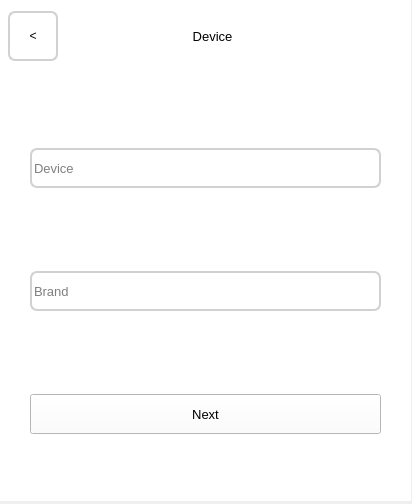
Old version of the form layouts/add_device1.ui in the repository fedulovs/InventoryUI.
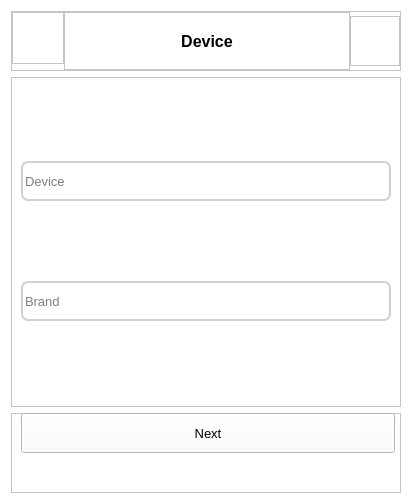
New version of the form.

Commit message: Change device inputs to correspond with new data source

What changed in the file:
```diff
--- a/layouts/add_device1.ui
+++ b/layouts/add_device1.ui
@@ -13,46 +13,94 @@
         <property name="windowTitle">
             <string>Dialog</string>
         </property>
-        <widget class="QWidget" name="widget" native="true">
-            <property name="geometry">
-                <rect>
-                    <x>0</x>
-                    <y>0</y>
-                    <width>411</width>
-                    <height>501</height>
-                </rect>
-            </property>
             <property name="styleSheet">
-                <string notr="true">background-color: #FFFFFF;</string>
-            </property>
-            <widget class="QWidget" name="horizontalLayoutWidget">
-                <property name="geometry">
-                    <rect>
-                        <x>0</x>
-                        <y>1</y>
-                        <width>411</width>
-                        <height>71</height>
-                    </rect>
-                </property>
-                <layout class="QHBoxLayout" name="horizontalLayout_5">
-                    <property name="sizeConstraint">
-                        <enum>QLayout::SetNoConstraint</enum>
-                    </property>
-                    <property name="leftMargin">
-                        <number>8</number>
-                    </property>
+            <string notr="true">background-color: white</string>
+        </property>
+        <layout class="QVBoxLayout" name="verticalLayout">
                     <item>
+                <widget class="QFrame" name="frame">
+                    <property name="sizePolicy">
+                        <sizepolicy hsizetype="Preferred" vsizetype="Minimum">
+                            <horstretch>0</horstretch>
+                            <verstretch>0</verstretch>
+                        </sizepolicy>
+                    </property>
+                    <property name="minimumSize">
+                        <size>
+                            <width>0</width>
+                            <height>60</height>
+                        </size>
+                    </property>
+                    <property name="frameShape">
+                        <enum>QFrame::StyledPanel</enum>
+                    </property>
+                    <property name="frameShadow">
+                        <enum>QFrame::Raised</enum>
+                    </property>
+                    <layout class="QHBoxLayout" name="horizontalLayout">
+                        <property name="spacing">
+                            <number>0</number>
+                        </property>
+                        <property name="leftMargin">
+                            <number>0</number>
+                        </property>
+                        <property name="topMargin">
+                            <number>0</number>
+                        </property>
+                        <property name="rightMargin">
+                            <number>0</number>
+                        </property>
+                        <property name="bottomMargin">
+                            <number>0</number>
+                        </property>
+                        <item alignment="Qt::AlignLeft|Qt::AlignTop">
+                            <widget class="QFrame" name="frame_3">
+                                <property name="sizePolicy">
+                                    <sizepolicy hsizetype="Minimum" vsizetype="Preferred">
+                                        <horstretch>0</horstretch>
+                                        <verstretch>0</verstretch>
+                                    </sizepolicy>
+                                </property>
+                                <property name="minimumSize">
+                                    <size>
+                                        <width>50</width>
+                                        <height>0</height>
+                                    </size>
+                                </property>
+                                <property name="frameShape">
+                                    <enum>QFrame::StyledPanel</enum>
+                                </property>
+                                <property name="frameShadow">
+                                    <enum>QFrame::Raised</enum>
+                                </property>
+                                <layout class="QHBoxLayout" name="horizontalLayout_2">
+                                    <property name="spacing">
+                                        <number>0</number>
+                                    </property>
+                                    <property name="leftMargin">
+                                        <number>0</number>
+                                    </property>
+                                    <property name="topMargin">
+                                        <number>0</number>
+                                    </property>
+                                    <property name="rightMargin">
+                                        <number>0</number>
+                                    </property>
+                                    <property name="bottomMargin">
+                                        <number>0</number>
+                                    </property>
+                                    <item alignment="Qt::AlignLeft|Qt::AlignTop">
                         <widget class="QPushButton" name="backButton">
                             <property name="sizePolicy">
-                                <sizepolicy hsizetype="Minimum" vsizetype="Fixed">
+                                                <sizepolicy hsizetype="Minimum" vsizetype="Minimum">
                                     <horstretch>0</horstretch>
                                     <verstretch>0</verstretch>
                                 </sizepolicy>
                             </property>
                             <property name="minimumSize">
                                 <size>
-                                    <width>0</width>
-                                    <height>40</height>
+                                                    <width>50</width>
+                                                    <height>50</height>
                                 </size>
                             </property>
                             <property name="maximumSize">
@@ -62,30 +110,65 @@
                                 </size>
                             </property>
                             <property name="styleSheet">
-                                <string notr="true">border-radius : 7; border: 2px solid #D1D1D1</string>
+                                                <string notr="true">color: white; border: none</string>
                             </property>
                             <property name="text">
-                                <string>&lt;</string>
+                                                <string/>
                             </property>
                         </widget>
                     </item>
+                                </layout>
+                            </widget>
+                        </item>
                     <item>
-                        <widget class="QLabel" name="title">
+                            <widget class="QFrame" name="frame_4">
                             <property name="sizePolicy">
-                                <sizepolicy hsizetype="Minimum" vsizetype="Fixed">
+                                    <sizepolicy hsizetype="Expanding" vsizetype="Preferred">
+                                        <horstretch>0</horstretch>
+                                        <verstretch>0</verstretch>
+                                    </sizepolicy>
+                                </property>
+                                <property name="frameShape">
+                                    <enum>QFrame::StyledPanel</enum>
+                                </property>
+                                <property name="frameShadow">
+                                    <enum>QFrame::Raised</enum>
+                                </property>
+                                <layout class="QHBoxLayout" name="horizontalLayout_3">
+                                    <property name="spacing">
+                                        <number>0</number>
+                                    </property>
+                                    <property name="leftMargin">
+                                        <number>0</number>
+                                    </property>
+                                    <property name="topMargin">
+                                        <number>0</number>
+                                    </property>
+                                    <property name="rightMargin">
+                                        <number>0</number>
+                                    </property>
+                                    <property name="bottomMargin">
+                                        <number>0</number>
+                                    </property>
+                                    <item>
+                                        <widget class="QLabel" name="title_2">
+                                            <property name="sizePolicy">
+                                                <sizepolicy hsizetype="Minimum" vsizetype="Minimum">
                                     <horstretch>0</horstretch>
                                     <verstretch>0</verstretch>
                                 </sizepolicy>
                             </property>
                             <property name="minimumSize">
                                 <size>
-                                    <width>0</width>
-                                    <height>40</height>
+                                                    <width>100</width>
+                                                    <height>30</height>
                                 </size>
                             </property>
                             <property name="font">
                                 <font>
-                                    <pointsize>10</pointsize>
+                                                    <pointsize>12</pointsize>
+                                                    <weight>75</weight>
+                                                    <bold>true</bold>
                                 </font>
                             </property>
                             <property name="text">
@@ -96,45 +179,57 @@
                             </property>
                         </widget>
                     </item>
+                                </layout>
+                            </widget>
+                        </item>
                     <item>
-                        <spacer name="horizontalSpacer">
-                            <property name="orientation">
-                                <enum>Qt::Horizontal</enum>
-                            </property>
-                            <property name="sizeType">
-                                <enum>QSizePolicy::Fixed</enum>
-                            </property>
-                            <property name="sizeHint" stdset="0">
+                            <widget class="QFrame" name="frame_5">
+                                <property name="sizePolicy">
+                                    <sizepolicy hsizetype="Minimum" vsizetype="Minimum">
+                                        <horstretch>0</horstretch>
+                                        <verstretch>0</verstretch>
+                                    </sizepolicy>
+                                </property>
+                                <property name="minimumSize">
+                                    <size>
+                                        <width>50</width>
+                                        <height>50</height>
+                                    </size>
+                                </property>
+                                <property name="maximumSize">
                                 <size>
                                     <width>50</width>
-                                    <height>20</height>
-                                </size>
-                            </property>
-                        </spacer>
+                                        <height>50</height>
+                                    </size>
+                                </property>
+                                <property name="frameShape">
+                                    <enum>QFrame::StyledPanel</enum>
+                                </property>
+                                <property name="frameShadow">
+                                    <enum>QFrame::Raised</enum>
+                                </property>
+                            </widget>
                     </item>
                 </layout>
             </widget>
-            <widget class="QWidget" name="verticalLayoutWidget_2">
-                <property name="geometry">
-                    <rect>
-                        <x>0</x>
-                        <y>71</y>
-                        <width>411</width>
-                        <height>441</height>
-                    </rect>
-                </property>
-                <layout class="QVBoxLayout" name="verticalLayout_10">
-                    <property name="leftMargin">
-                        <number>30</number>
+            </item>
+            <item>
+                <widget class="QFrame" name="frame_2">
+                    <property name="sizePolicy">
+                        <sizepolicy hsizetype="Preferred" vsizetype="Expanding">
+                            <horstretch>0</horstretch>
+                            <verstretch>0</verstretch>
+                        </sizepolicy>
+                    </property>
+                    <property name="frameShape">
+                        <enum>QFrame::StyledPanel</enum>
                     </property>
-                    <property name="topMargin">
-                        <number>0</number>
+                    <property name="frameShadow">
+                        <enum>QFrame::Raised</enum>
                     </property>
-                    <property name="rightMargin">
-                        <number>30</number>
-                    </property>
+                    <layout class="QVBoxLayout" name="verticalLayout_2">
                     <item>
-                        <widget class="QLineEdit" name="deviceInput">
+                            <widget class="QLineEdit" name="device_input">
                             <property name="minimumSize">
                                 <size>
                                     <width>0</width>
@@ -155,7 +250,7 @@
                         </widget>
                     </item>
                     <item>
-                        <widget class="QLineEdit" name="brandInput">
+                            <widget class="QLineEdit" name="brand_input">
                             <property name="minimumSize">
                                 <size>
                                     <width>0</width>
@@ -175,8 +270,38 @@
                             </property>
                         </widget>
                     </item>
+                    </layout>
+                </widget>
+            </item>
                     <item>
+                <widget class="QFrame" name="frame_6">
+                    <property name="sizePolicy">
+                        <sizepolicy hsizetype="Preferred" vsizetype="Minimum">
+                            <horstretch>0</horstretch>
+                            <verstretch>0</verstretch>
+                        </sizepolicy>
+                    </property>
+                    <property name="minimumSize">
+                        <size>
+                            <width>0</width>
+                            <height>80</height>
+                        </size>
+                    </property>
+                    <property name="frameShape">
+                        <enum>QFrame::StyledPanel</enum>
+                    </property>
+                    <property name="frameShadow">
+                        <enum>QFrame::Raised</enum>
+                    </property>
                         <widget class="QPushButton" name="nextButton">
+                        <property name="geometry">
+                            <rect>
+                                <x>10</x>
+                                <y>0</y>
+                                <width>374</width>
+                                <height>40</height>
+                            </rect>
+                        </property>
                             <property name="sizePolicy">
                                 <sizepolicy hsizetype="Expanding" vsizetype="Fixed">
                                     <horstretch>0</horstretch>
@@ -208,10 +333,9 @@
                                 <string>Next</string>
                             </property>
                         </widget>
-                    </item>
-                </layout>
-            </widget>
-        </widget>
+                </widget>
+            </item>
+        </layout>
     </widget>
     <resources/>
     <connections/>
```
Left out of the diff: 10 changed lines with no effect on the pictures. Lines whose indentation alone changed are shown as unchanged. The commit also changes 7 other files.
